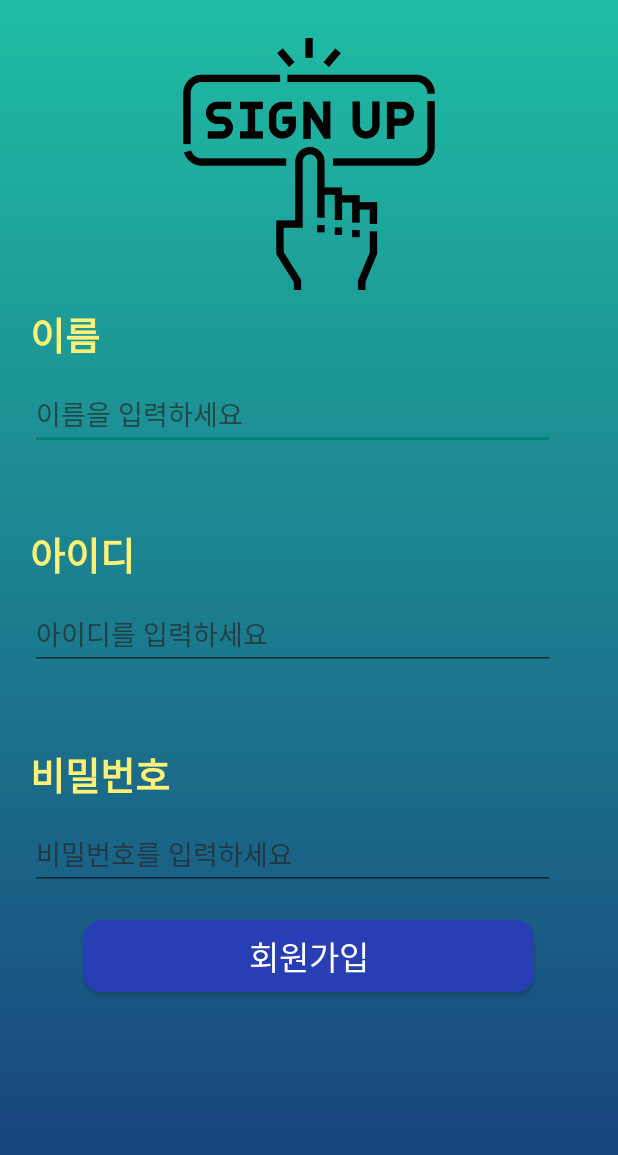
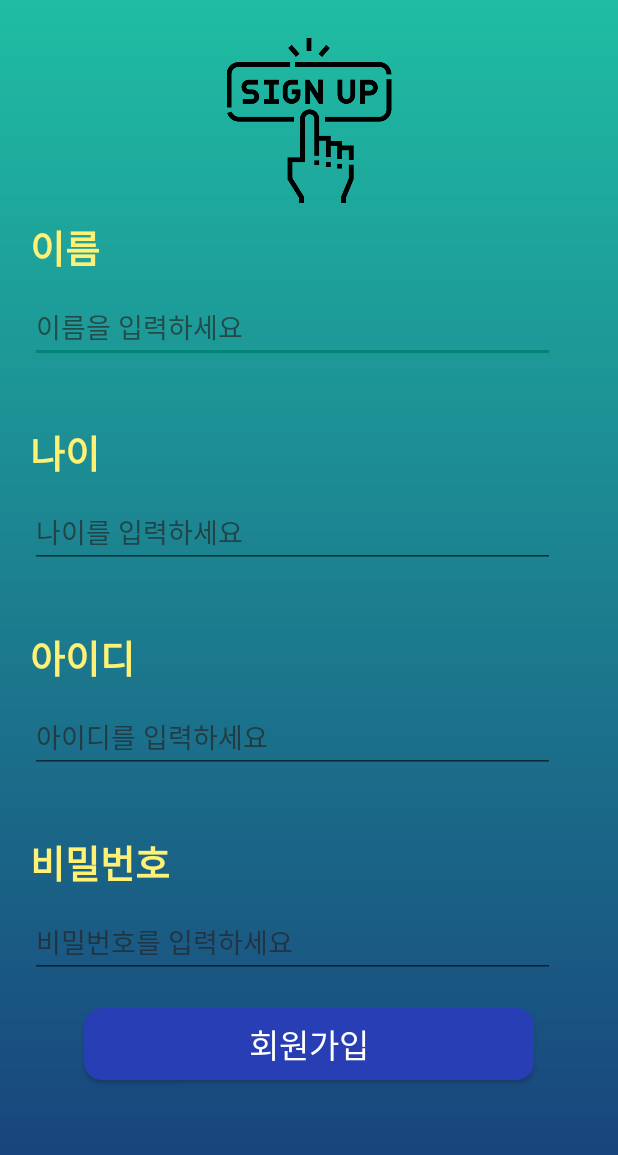
Before and after one commit to CodeNewbieee/camp4week-introduce, an Android app: the SignUpActivity screen opened directly, with no data from a screen before it, after a tap on "회원가입", on a phone screen of 412 x 824 dp. Shown: the top 1155 px of the screen. Run offline under Robolectric (Android 15) with nearby library versions, the phone set to English and light mode, and no system bars.

```diff
--- a/app/src/main/java/com/example/introducemyself/HomeActivity.kt
+++ b/app/src/main/java/com/example/introducemyself/HomeActivity.kt
@@ -13,13 +13,13 @@ class HomeActivity : AppCompatActivity() {
         super.onCreate(savedInstanceState)
         setContentView(R.layout.activity_home)
         val imageArray = listOf(R.drawable.linefreinds1,R.drawable.linefreinds2,R.drawable.linefreinds3,R.drawable.linefreinds4,R.drawable.linefreinds5)
-        // 랜덤하게 이미지 구현할 수 있도록 image 변수에 이미지 뷰 담기
-        // 랜덤기능 사용하기 위해 랜덤객체 생성
-        // 랜덤객체의 숫자가 랜덤하게 나오도로고 하고, num 변수에 그 값이 할당되도록 함
         val image = findViewById<ImageView>(R.id.imageView2)
-        var ram = Random
-        var num = ram.nextInt(imageArray.size)
-        image.setImageResource(imageArray[num])
+//        var ram = Random
+//        var num = ram.nextInt(imageArray.size)
+//        위 코드처럼 random 객체 생성해서 랜덤의 함수 사용해도 되지만, 콜렉션 함수를 통해서 아래처럼 바로 랜덤 가능
+        image.setImageResource(imageArray.random())
+
+        // (아래) 제일 처음에 작성한 랜덤 이미지 코드
         // when 구문을 통해서 num에 랜덤하게 숫자가 할당될 때, 그 숫자에 맞춰 지정한 이미지가 출력되도록 함
 //        when(num) {
 //            0 -> image.setImageResource(R.drawable.linefreinds1)
--- a/app/src/main/java/com/example/introducemyself/SignInActivity.kt
+++ b/app/src/main/java/com/example/introducemyself/SignInActivity.kt
@@ -31,7 +31,7 @@ class SignInActivity : AppCompatActivity() {
                 // 아이디 입력창에서 작성한 정보를 버튼을 클릭했을 때, strData 변수에 할당(저장,담음)
                 val strData = idtext.text.toString()
                 val intent = Intent(this, HomeActivity::class.java)
-                // HomeActivity로 넘어갈시 입력한 아이디 정보가 putExtra 함수에 의해 넘겨짐
+                // HomeActivity로 이동할 시 입력한 아이디 정보가 putExtra 함수에 의해 넘겨짐
                 intent.putExtra("dataFromSignInActivity", strData)
                 startActivity(intent)
                 // 로그인 되었을 때 로그인 성공 메세지 출력
@@ -43,7 +43,6 @@ class SignInActivity : AppCompatActivity() {
         // 아래 주석처리된것 처럼 회원가입 창에서 인텐트로 보내준 데이터 값을 받을 때 동일하게 intent로 하였으나
         // 전혀 기능이 실행되지 않았고, it의 data로 받게끔 할때 자동입력이 되었음
         // resultcode 인텐트가 실행된 곳에서 돌려받은 결과 코드
-        // data는 결과 데이터가 들어있는 인탠트 객체
         activityResultLauncher = registerForActivityResult(ActivityResultContracts.StartActivityForResult()){it ->
             if(it.resultCode == RESULT_OK) {
 //                val idreturn = intent.getStringExtra("id") ?:""
@@ -61,7 +60,7 @@ class SignInActivity : AppCompatActivity() {
             //this는 현재 액티비티를 지칭, 뒤에는 넘어가고자 하는 액티비티를 작성
             val intent = Intent(this, SignUpActivity::class.java)
             //registerForActivity를 사용할 경우 화면전환후 다시 돌아와서 데이터를 받는 과정이기때문에
-            //startActivity(intent)를 쓰지 않고, 아래의 코드를 사용하여 화면 전환
+            //startActivity(intent)를 쓰지 않고, 아래의 코드를 사용하여 화면 이동
             activityResultLauncher.launch(intent)
             Toast.makeText(this,"회원가입 창으로 이동합니다.",Toast.LENGTH_SHORT).show()
         }
--- a/app/src/main/java/com/example/introducemyself/SignUpActivity.kt
+++ b/app/src/main/java/com/example/introducemyself/SignUpActivity.kt
@@ -13,25 +13,29 @@ class SignUpActivity : AppCompatActivity() {
         super.onCreate(savedInstanceState)
         setContentView(R.layout.activity_sign_up)
 
-        // 이름, 아이디, 비번 중 하나라도 입력되지 않을시, 토스트 메세지 출력
+       // 각 뷰들의 아이디를 참조하여 변수에 할당
         val nametext = findViewById<EditText>(R.id.sign_nametext)
+        val agetext = findViewById<EditText>(R.id.sign_agetext)
         val idtext = findViewById<EditText>(R.id.sign_idtext)
         val passtext = findViewById<EditText>(R.id.sign_passtext)
         val btn = findViewById<Button>(R.id.btn_signup)
 
-        btn.setOnClickListener {
-            if (nametext.text.isEmpty()||idtext.text.isEmpty() || passtext.text.isEmpty()) {
+        btn.setOnClickListener { // 이름, 나이, 아이디, 비번 중 하나라도 입력되지 않을시, 토스트 메세지 출력
+            if (nametext.text.isEmpty() || agetext.text.isEmpty() || idtext.text.isEmpty() || passtext.text.isEmpty()) {
                 Toast.makeText(this, "입력되지 않은 정보가 있습니다.", Toast.LENGTH_SHORT).show()
                 return@setOnClickListener // 빈칸이 있을 경우 토스트 메세지 출력
             } else {
                 // 입력된 아이디와 비밀번호 데이터를 메인 화면에 자동입력되도록 데이터 전달(콜백?)
-                val intent = Intent(this, SignInActivity::class.java)
-                intent.putExtra("id",idtext.text.toString())
-                intent.putExtra("pass",passtext.text.toString())
+                val intent = Intent(this, SignInActivity::class.java).apply {
+                    putExtra("id", idtext.text.toString())
+                    putExtra("pass", passtext.text.toString())
+                }
                 setResult(RESULT_OK,intent)
                 Toast.makeText(this,"회원가입이 완료되었습니다.",Toast.LENGTH_SHORT).show()
                 finish()
-            } // 회원가입 버튼 클릭시 메인인 signinActivity로 이동
+            }
+            // 회원가입 버튼 클릭시 메인인 signinActivity로 이동
+            // signupActivity는 onPause, Stop, Destroy 순으로 진행되며 사라짐
 
         }
 
--- a/app/src/main/res/layout/activity_sign_up.xml
+++ b/app/src/main/res/layout/activity_sign_up.xml
@@ -10,14 +10,14 @@
 
     <ImageView
         android:layout_width="wrap_content"
-        android:layout_height="168dp"
+        android:layout_height="110dp"
         android:src="@drawable/signup"
         android:layout_marginTop="25dp"/>
 
     <TextView
         android:layout_width="wrap_content"
         android:layout_height="wrap_content"
-        android:textSize="25dp"
+        android:textSize="25sp"
         android:text="이름"
         android:textColor="#FFF176"
         android:textStyle="bold"
@@ -37,11 +37,31 @@
     <TextView
         android:layout_width="wrap_content"
         android:layout_height="wrap_content"
-        android:textSize="25dp"
+        android:textSize="25sp"
+        android:text="나이"
+        android:textColor="#FFF176"
+        android:textStyle="bold"
+        android:layout_marginTop="40dp"
+        android:layout_marginLeft="20dp"/>
+
+    <EditText
+        android:id="@+id/sign_agetext"
+        android:layout_width="350dp"
+        android:layout_height="wrap_content"
+        android:hint="나이를 입력하세요"
+        android:textColorHint="#A6272020"
+        android:layout_marginTop="10dp"
+        android:layout_marginLeft="20dp"
+        android:inputType="number"/>
+
+    <TextView
+        android:layout_width="wrap_content"
+        android:layout_height="wrap_content"
+        android:textSize="25sp"
         android:text="아이디"
         android:textColor="#FFF176"
         android:textStyle="bold"
-        android:layout_marginTop="50dp"
+        android:layout_marginTop="40dp"
         android:layout_marginLeft="20dp"/>
 
     <EditText
@@ -57,11 +77,11 @@
     <TextView
         android:layout_width="wrap_content"
         android:layout_height="wrap_content"
-        android:textSize="25dp"
+        android:textSize="25sp"
         android:text="비밀번호"
         android:textColor="#FFF176"
         android:textStyle="bold"
-        android:layout_marginTop="50dp"
+        android:layout_marginTop="40dp"
         android:layout_marginLeft="20dp"/>
 
     <EditText
```
